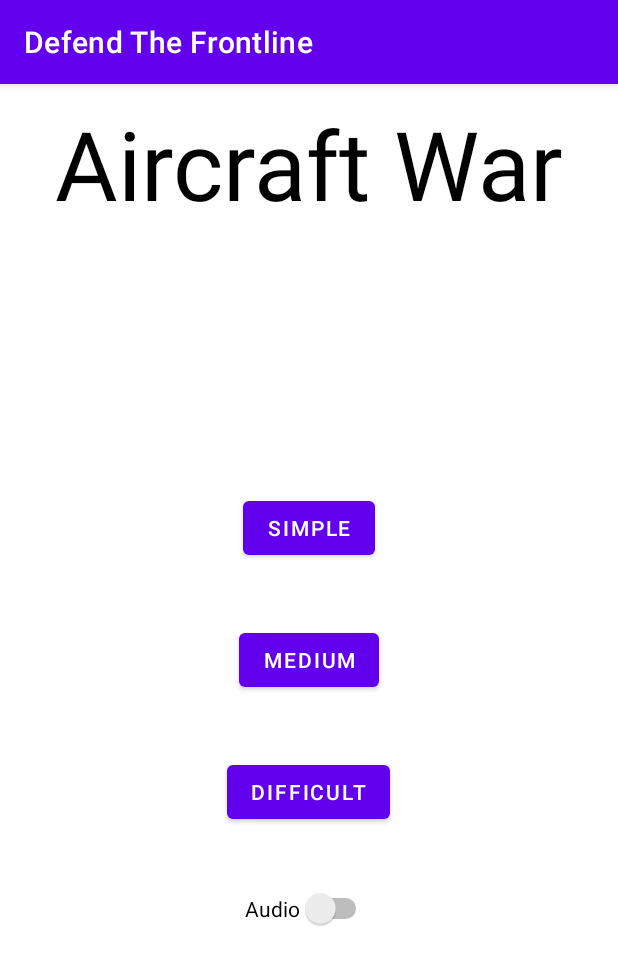
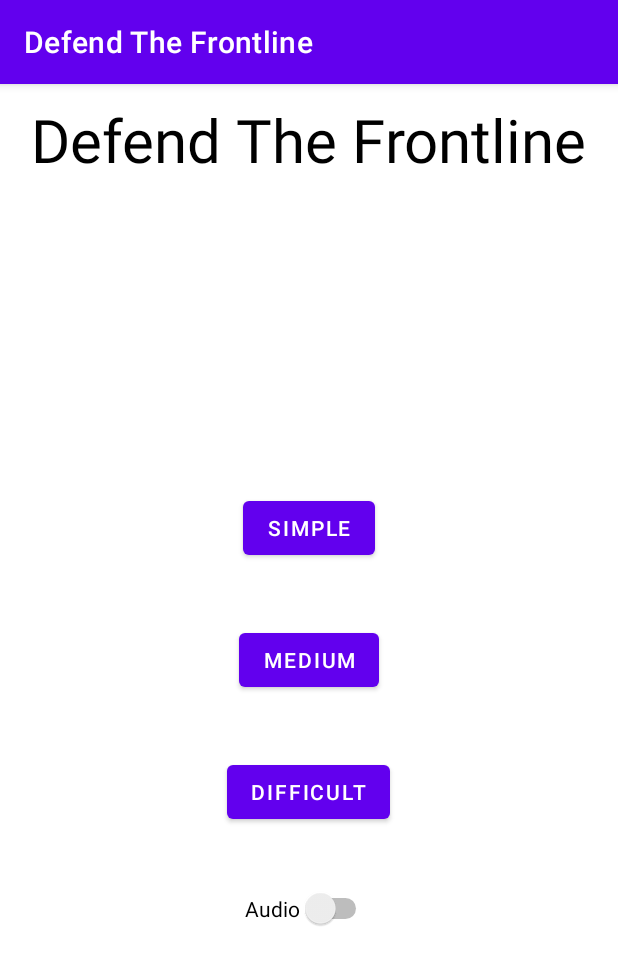
Before and after one commit to efJerryYang/DefendTheFrontline, an Android app: the screen it shows after launch (MainActivity), on a phone screen of 412 x 824 dp. Shown: the top 965 px of the screen. Run offline under Robolectric (Android 15) with nearby library versions, the phone set to English and light mode, and no system bars; our stand-ins replace navigation-ui.

Commit message:
feat: rename game title

```diff
--- a/app/src/main/res/layout/activity_main.xml
+++ b/app/src/main/res/layout/activity_main.xml
@@ -12,8 +12,8 @@
         android:layout_above="@id/simpleButton"
         android:layout_alignParentTop="true"
         android:layout_centerHorizontal="true"
-        android:text="Aircraft War"
-        android:textSize="64dp"
+        android:text="Defend The Frontline"
+        android:textSize="40dp"
         android:layout_margin="10dp"
         android:textColor="@color/black"
         />
```
